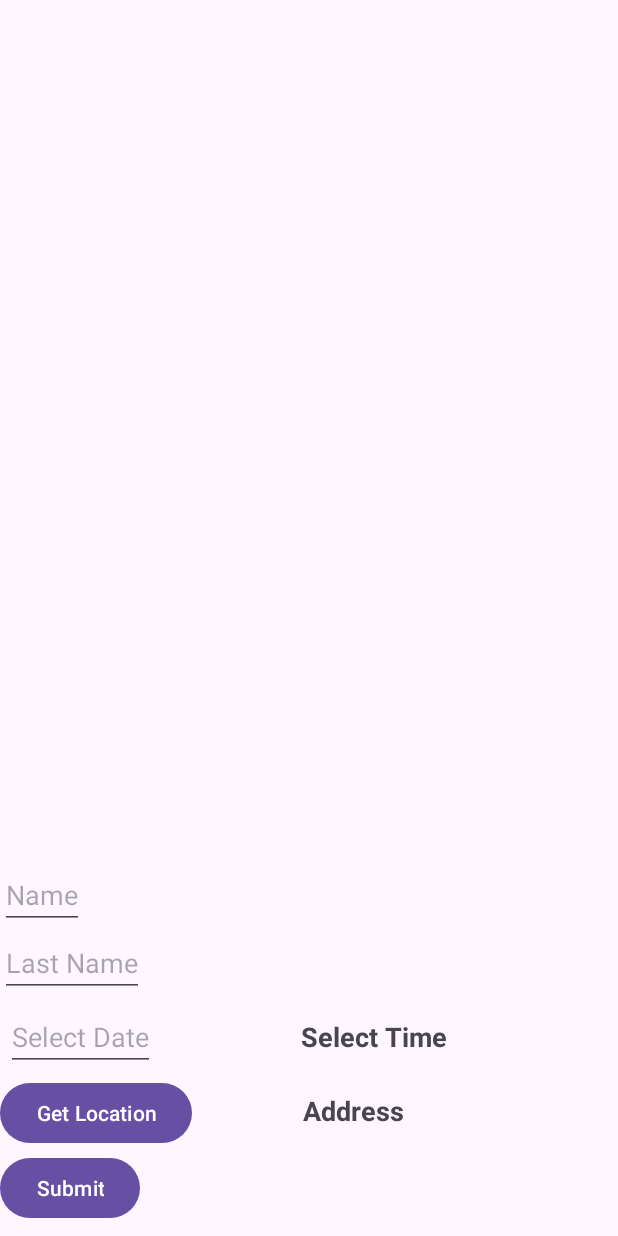
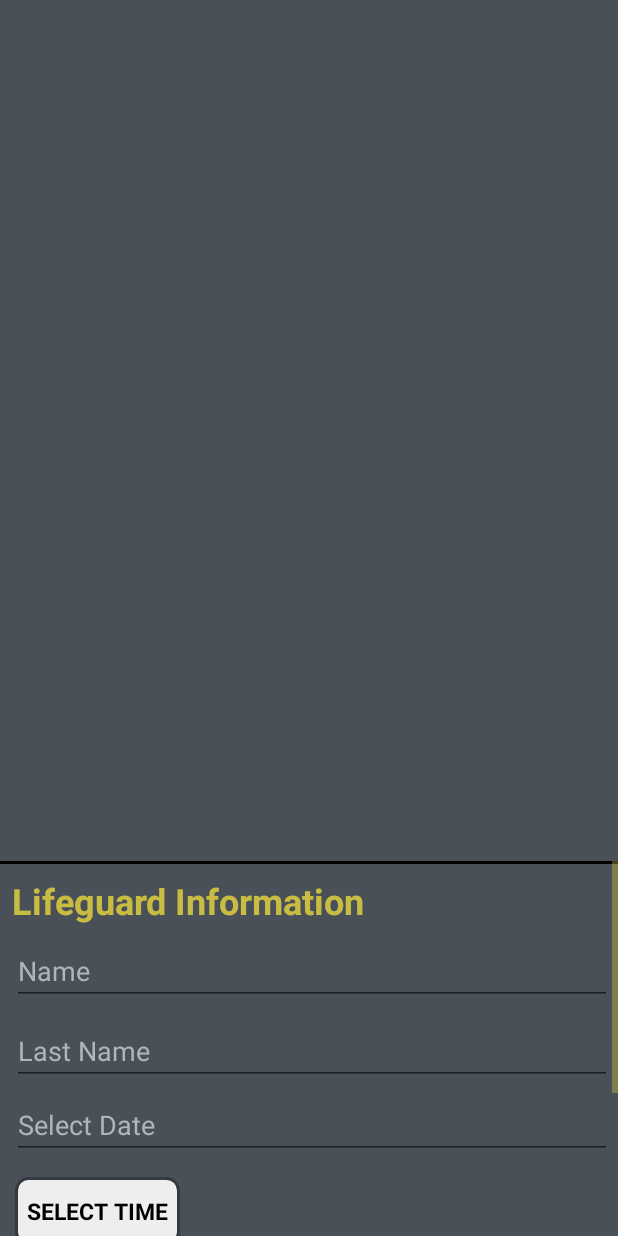
Before and after one commit to marinosxaritos/Thesis, an Android app: the screen it shows after launch (MainActivity), on a phone screen of 412 x 824 dp. Run offline under Robolectric (Android 15) with nearby library versions, the light colour scheme and no system bars; our stand-ins replace Volley.

Commit message:
V3 of Thesis ~ UI Update.

```diff
--- a/app/build.gradle.kts
+++ b/app/build.gradle.kts
@@ -40,4 +40,8 @@ dependencies {
     androidTestImplementation("androidx.test.ext:junit:1.1.5")
     androidTestImplementation("androidx.test.espresso:espresso-core:3.5.1")
     implementation("com.android.volley:volley:1.2.1")
+
+    val nav_version = "2.7.7"
+    implementation("androidx.navigation:navigation-fragment:$nav_version")
+    implementation("androidx.navigation:navigation-ui:$nav_version")
 }
--- a/app/src/main/java/com/example/synctest/RecyclerAdapter.java
+++ b/app/src/main/java/com/example/synctest/RecyclerAdapter.java
@@ -41,10 +41,10 @@ public class RecyclerAdapter extends RecyclerView.Adapter<RecyclerAdapter.MyView
 
         int sync_status = arrayList.get(position).getSync_status();
         if (sync_status == DbContact.SYNC_STATUS_OK) {
-            holder.Sync_Status.setImageResource(R.drawable.baseline_add_circle_outline_24);
+            holder.Sync_Status.setImageResource(R.drawable.baseline_add_task_24);
         }
         else {
-            holder.Sync_Status.setImageResource(R.drawable.ic_launcher_background);
+            holder.Sync_Status.setImageResource(R.drawable.baseline_add_circle_outline_24);
         }
     }
 
--- /dev/null
+++ b/app/src/main/res/drawable/rounded_button.xml
@@ -0,0 +1,8 @@
+<shape xmlns:android="http://schemas.android.com/apk/res/android"
+    android:shape="rectangle">
+    <corners android:radius="8dp" /> <!-- Adjust the radius as needed -->
+    <solid android:color="@color/button" /> <!-- Background color -->
+    <stroke
+        android:width="2dp"
+    android:color="@color/cardView" /> <!-- Color of the outline -->
+</shape>
--- a/app/src/main/res/layout/activity_main.xml
+++ b/app/src/main/res/layout/activity_main.xml
@@ -6,6 +6,7 @@
     android:id="@+id/activity_main"
     android:layout_width="match_parent"
     android:layout_height="match_parent"
+    android:background="@color/background"
     tools:context=".MainActivity">
 
     <androidx.recyclerview.widget.RecyclerView
@@ -19,10 +20,22 @@
         android:layout_marginEnd="8dp"
         android:layout_marginBottom="8dp" />
 
+    <View
+        android:id="@+id/line2"
+        android:layout_width="match_parent"
+        android:layout_height="2dp"
+        android:layout_below="@+id/recyclerView"
+        android:background="@android:color/black" />
+
+
+
     <ScrollView
         android:id="@+id/scroll1"
     android:layout_width="match_parent"
     android:layout_height="250dp"
+        android:fadeScrollbars="false"
+        android:elevation="33dp"
+        android:scrollbarThumbVertical="@color/scrollbar"
         android:verticalScrollbarPosition="defaultPosition"
         android:layout_alignParentBottom="true">
     <RelativeLayout
@@ -36,46 +49,95 @@
 
         <Button
             android:id="@+id/locationButton"
-            android:layout_below="@+id/date"
+            android:layout_below="@+id/time"
             android:layout_width="wrap_content"
             android:layout_height="wrap_content"
             android:layout_marginEnd="4dp"
+            android:layout_marginStart="8dp"
+            android:layout_marginTop="8dp"
+            android:background="@drawable/rounded_button"
+            android:textColor="@color/black"
+            android:textStyle="bold"
+            android:paddingStart="8dp"
+            android:paddingEnd="8dp"
             android:text="Get Location" />
+
+
+
+        <View
+            android:id="@+id/line"
+            android:layout_width="match_parent"
+            android:layout_height="1dp"
+            android:layout_below="@id/address"
+            android:layout_marginTop="27dp"
+            android:layout_marginBottom="16dp"
+            android:background="@android:color/black" />
+
+        <TextView
+            android:id="@+id/headline"
+            android:layout_width="match_parent"
+            android:layout_height="wrap_content"
+            android:text="Lifeguard Information"
+            android:textSize="24dp"
+            android:textStyle="bold"
+            android:textColor="@color/headlineText"
+            android:layout_marginTop="10dp"
+            android:layout_marginStart="8dp" />
+
 
         <EditText
             android:id="@+id/date"
+            android:layout_width="match_parent"
+            android:layout_height="wrap_content"
             android:layout_below="@+id/lastname"
-            android:layout_width="wrap_content"
-            android:layout_height="wrap_content"
-            android:layout_margin="4dp"
+            android:layout_marginStart="8dp"
+            android:layout_marginTop="4dp"
+            android:layout_marginEnd="4dp"
+            android:layout_marginBottom="4dp"
+            android:textColor="@color/text"
+            android:textColorHint="@color/text"
             android:hint="Select Date" />
 
         <EditText
             android:id="@+id/name"
-            android:layout_width="wrap_content"
+            android:layout_width="match_parent"
             android:layout_height="wrap_content"
-
+            android:layout_below="@+id/headline"
             android:layout_marginEnd="4dp"
+            android:layout_marginStart="8dp"
+            android:layout_marginTop="8dp"
+            android:textColor="@color/text"
+            android:textColorHint="@color/text"
             android:hint="Name" />
 
         <EditText
             android:id="@+id/lastname"
             android:layout_below="@+id/name"
-            android:layout_width="wrap_content"
+            android:layout_width="match_parent"
             android:layout_height="wrap_content"
-
             android:layout_marginEnd="4dp"
+            android:layout_marginStart="8dp"
+            android:layout_marginTop="8dp"
+            android:textColor="@color/text"
+            android:textColorHint="@color/text"
             android:hint="Last Name"/>
 
         <TextView
             android:id="@+id/time"
             android:layout_width="wrap_content"
             android:layout_height="wrap_content"
-            android:layout_alignBaseline="@+id/date"
-            android:layout_marginStart="93dp"
-            android:layout_toEndOf="@+id/date"
-            android:text="Select Time"
-            android:textSize="18sp"
+            android:layout_below="@+id/date"
+            android:text="SELECT TIME"
+            android:layout_marginStart="10dp"
+            android:layout_marginTop="8dp"
+            android:textSize="15.5sp"
+            android:background="@drawable/rounded_button"
+            android:textColor="@color/black"
+            android:paddingStart="8dp"
+            android:paddingEnd="8dp"
+            android:paddingBottom="12dp"
+            android:paddingTop="12dp"
+            android:clickable="true"
             android:textStyle="bold" />
 
         <TextView
@@ -85,22 +147,33 @@
             android:layout_alignBaseline="@id/locationButton"
             android:layout_marginStart="70dp"
             android:layout_toEndOf="@id/locationButton"
+            android:layout_marginTop="8dp"
             android:text="Address"
+            android:textColor="@color/text"
             android:textSize="18sp"
             android:textStyle="bold" />
 
+
+
+
         <Button
             android:id="@+id/submitBtn"
-            android:layout_width="wrap_content"
+            android:layout_width="match_parent"
             android:layout_height="wrap_content"
-            android:layout_below="@+id/locationButton"
+            android:layout_below="@+id/line"
             android:layout_marginTop="2dp"
             android:onClick="submitName"
+            android:layout_marginBottom="10dp"
+            android:layout_marginStart="8dp"
+            android:layout_marginEnd="8dp"
+            android:textStyle="bold"
+            android:background="@drawable/rounded_button"
+            android:textColor="@color/black"
             android:text="@string/submit" />
+
+
     </RelativeLayout>
     </ScrollView>
 
 
-
-
 </RelativeLayout>
--- a/app/src/main/res/layout/item_view.xml
+++ b/app/src/main/res/layout/item_view.xml
@@ -3,8 +3,9 @@
     xmlns:app="http://schemas.android.com/apk/res-auto"
     xmlns:android="http://schemas.android.com/apk/res/android"
     android:orientation="horizontal"
+    android:background="@color/background"
     android:layout_width="match_parent"
-    android:layout_height="150dp">
+    android:layout_height="400dp">
 
     <androidx.cardview.widget.CardView
         android:elevation="20dp"
@@ -13,9 +14,13 @@
         android:layout_marginRight="20dp"
         android:layout_marginTop="5dp"
         android:layout_marginBottom="5dp"
-
+        app:cardElevation="9dp"
+        app:cardBackgroundColor="@color/cardView"
+        android:outlineSpotShadowColor="@color/outlineColor"
+        android:outlineAmbientShadowColor="@color/cardview_light_background"
+        app:cardPreventCornerOverlap="false"
         android:layout_width="match_parent"
-        android:layout_height="145dp">
+        android:layout_height="match_parent">
 
         <RelativeLayout
             android:layout_width="match_parent"
@@ -25,14 +30,29 @@
             tools:ignore="UselessParent">
 
             <TextView
+                android:id="@+id/txtInformation"
+                android:layout_width="wrap_content"
+                android:layout_height="wrap_content"
+                android:gravity="center"
+                android:layout_marginTop="4dp"
+                android:textColor="@color/headlineTextCardView"
+                android:text="Lifeguard Information"
+                android:textSize="20sp"
+                android:textStyle="bold"
+                tools:ignore="RelativeOverlap" />
+
+            <TextView
                 android:id="@+id/txtName"
                 android:layout_width="wrap_content"
                 android:layout_height="wrap_content"
                 android:gravity="center"
-                android:text="@string/marinos"
+                android:layout_below="@+id/txtInformation"
+                android:text="marinos"
                 android:textSize="20sp"
                 android:textStyle="bold"
+                android:textColor="@color/text"
                 tools:ignore="RelativeOverlap" />
+
 
             <TextView
                 android:id="@+id/txtLastName"
@@ -42,6 +62,7 @@
                 android:layout_marginTop="8dp"
                 android:gravity="center"
                 android:text="charitos"
+                android:textColor="@color/text"
                 android:textSize="20sp"
                 android:textStyle="bold" />
 
@@ -53,6 +74,7 @@
                 android:layout_marginTop="8dp"
                 android:gravity="center"
                 android:text="date"
+                android:textColor="@color/text"
                 android:textSize="20sp"
                 android:textStyle="bold" />
 
@@ -60,12 +82,11 @@
                 android:id="@+id/txtTime"
                 android:layout_width="wrap_content"
                 android:layout_height="wrap_content"
-                android:layout_alignBaseline="@+id/txtDate"
-                android:layout_marginStart="140dp"
-                android:layout_toEndOf="@+id/txtDate"
+                android:layout_below="@+id/txtDate"
                 android:layout_marginTop="8dp"
                 android:gravity="center"
                 android:text="time"
+                android:textColor="@color/text"
                 android:textSize="20sp"
                 android:textStyle="bold" />
 
@@ -73,10 +94,11 @@
                 android:id="@+id/txtAddress"
                 android:layout_width="wrap_content"
                 android:layout_height="wrap_content"
-                android:layout_below="@+id/txtDate"
+                android:layout_below="@+id/txtTime"
                 android:layout_marginTop="8dp"
-                android:gravity="center"
+                android:gravity="left"
                 android:text="address"
+                android:textColor="@color/text"
                 android:textSize="20sp"
                 android:textStyle="bold" />
 
@@ -86,7 +108,7 @@
                 android:layout_width="25dp"
                 android:layout_height="25dp"
                 android:layout_alignParentEnd="true"
-                android:layout_centerVertical="true"
+                android:layout_marginTop="6dp"
                 android:contentDescription="TODO"
                 android:src="@drawable/baseline_add_circle_outline_24" />
 
--- a/app/src/main/res/values-night/themes.xml
+++ b/app/src/main/res/values-night/themes.xml
@@ -1,6 +1,6 @@
 <resources xmlns:tools="http://schemas.android.com/tools">
     <!-- Base application theme. -->
-    <style name="Base.Theme.SyncTest" parent="Theme.Material3.DayNight.NoActionBar">
+    <style name="Base.Theme.SyncTest" parent="Theme.AppCompat.Light.NoActionBar">
         <!-- Customize your dark theme here. -->
         <!-- <item name="colorPrimary">@color/my_dark_primary</item> -->
     </style>
--- a/app/src/main/res/values/colors.xml
+++ b/app/src/main/res/values/colors.xml
@@ -2,4 +2,14 @@
 <resources>
     <color name="black">#FF000000</color>
     <color name="white">#FFFFFFFF</color>
+    <color name="background">#495057</color>  76ABAE
+    <color name="button">#EEEEEE</color>
+    <color name="cardView">#343a40</color>   C4DFDF
+    <color name="headlineText">#B2FFEB3B</color>
+    <color name="headlineTextCardView">#A3FFEB3B</color>  #ced4da
+    <color name="outlineColor">#A3FFEB3B</color>
+    <color name="scrollbar">#4BFFEB3B</color>
+    <color name="text">#adb5bd</color>
+
+
 </resources>
--- a/app/src/main/res/values/strings.xml
+++ b/app/src/main/res/values/strings.xml
@@ -3,4 +3,6 @@
     <string name="enter_your_name">Enter your Name</string>
     <string name="submit">Submit</string>
     <string name="marinos">marinos</string>
+    <!-- TODO: Remove or change this placeholder text -->
+    <string name="hello_blank_fragment">Hello blank fragment</string>
 </resources>
--- a/app/src/main/res/values/themes.xml
+++ b/app/src/main/res/values/themes.xml
@@ -1,6 +1,6 @@
 <resources xmlns:tools="http://schemas.android.com/tools">
     <!-- Base application theme. -->
-    <style name="Base.Theme.SyncTest" parent="Theme.Material3.DayNight.NoActionBar">
+    <style name="Base.Theme.SyncTest" parent="Theme.AppCompat.Light.NoActionBar">
         <!-- Customize your light theme here. -->
         <!-- <item name="colorPrimary">@color/my_light_primary</item> -->
     </style>
```
